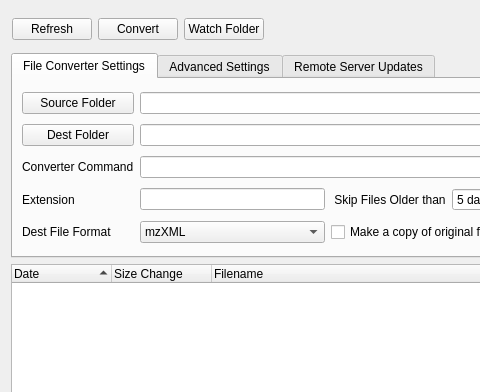
Before: the Qt Designer form src/mzwatcher/mzWatcherGui.ui in eugenemel/maven, drawn with Qt 5; both pictures show x 0 to 480 and y 0 to 392 of the 570 by 599 pixel window.
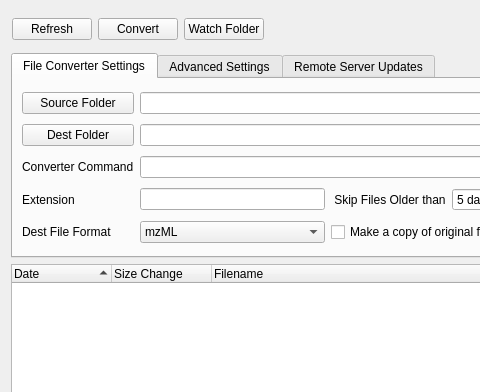
After: the same form once the commit is applied. Icons and pictures are not drawn.

Commit message: Issue 858: Cosmetic updates, default parameters.

```diff
--- a/src/mzwatcher/mzWatcherGui.ui
+++ b/src/mzwatcher/mzWatcherGui.ui
@@ -223,6 +223,9 @@
        </item>
        <item row="6" column="2">
         <widget class="QComboBox" name="destFileFormatBox">
+         <property name="currentIndex">
+          <number>1</number>
+         </property>
          <item>
           <property name="text">
            <string>mzXML</string>
```
The commit also changes 1 other file.
